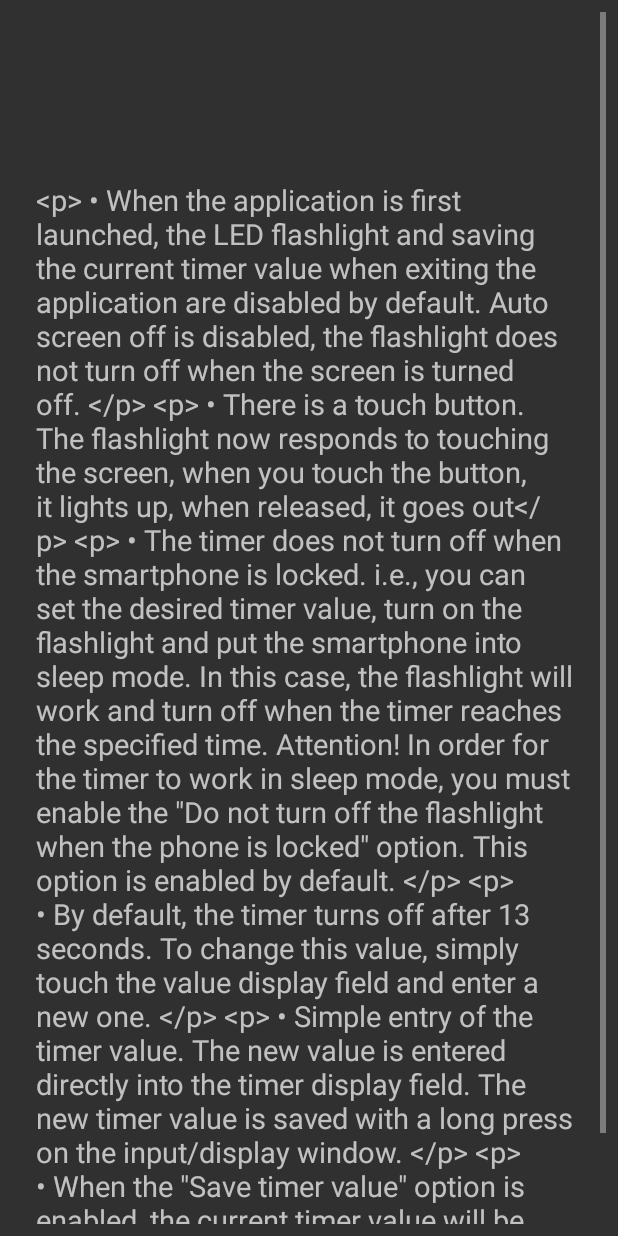
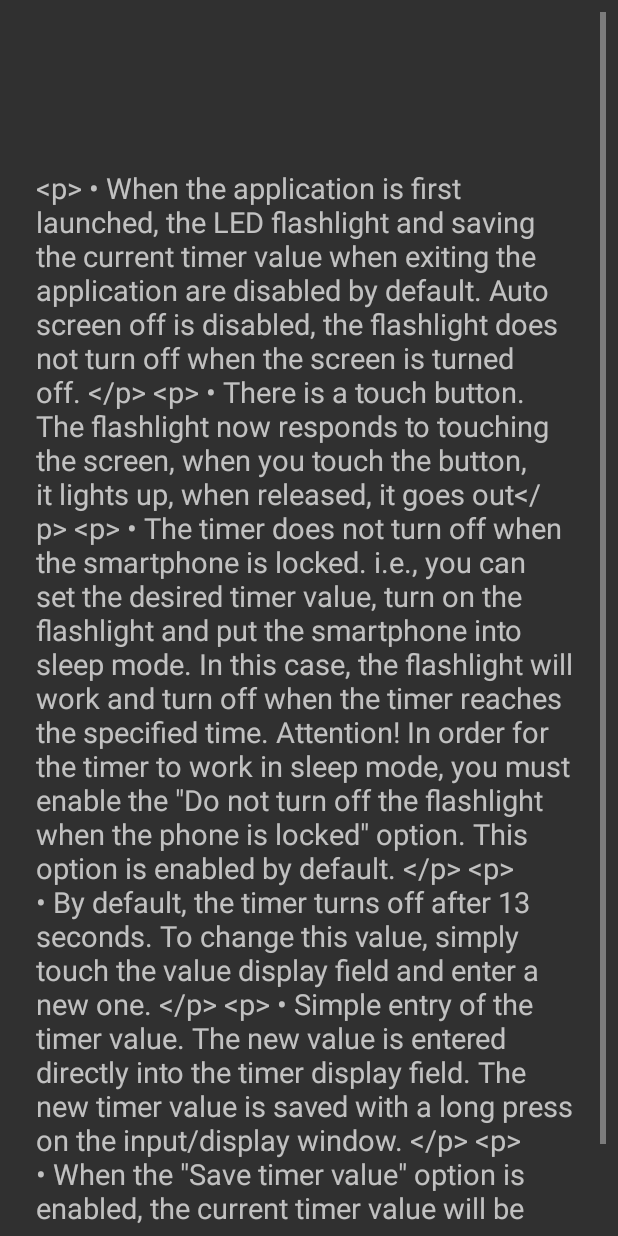
Before and after one commit to Dim02-hyperskill/FlashLight.6.0.1, an Android app: the layout activity_about.xml on its own in the app's theme, with its tools: preview values and no code run, on a phone screen of 412 x 824 dp. Run offline under Robolectric (Android 15) with nearby library versions, the phone set to English and light mode, and no system bars.

```diff
--- a/app/src/main/res/layout/activity_about.xml
+++ b/app/src/main/res/layout/activity_about.xml
@@ -57,13 +57,11 @@
 
                 android:layout_height="wrap_content"
                 android:layout_marginStart="16dp"
-                android:layout_marginTop="10dp"
+                android:layout_marginTop="2dp"
                 android:layout_marginEnd="16dp"
                 android:layout_marginBottom="10dp"
                 android:text="@string/description_user_manual"
-                android:textSize="19sp"
-
-                />
+                android:textSize="19sp" />
 
 
         </LinearLayout>
```
Also changed, not shown: 1 other file.
